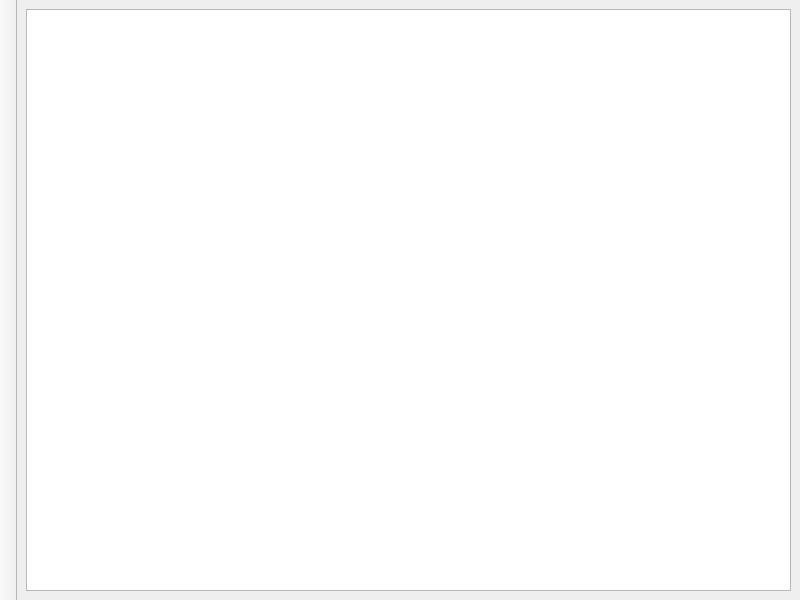
This is Src/mainwindow.ui in Vivx701/FrameFlow as Qt 5 draws it before an edit. The edited form follows.
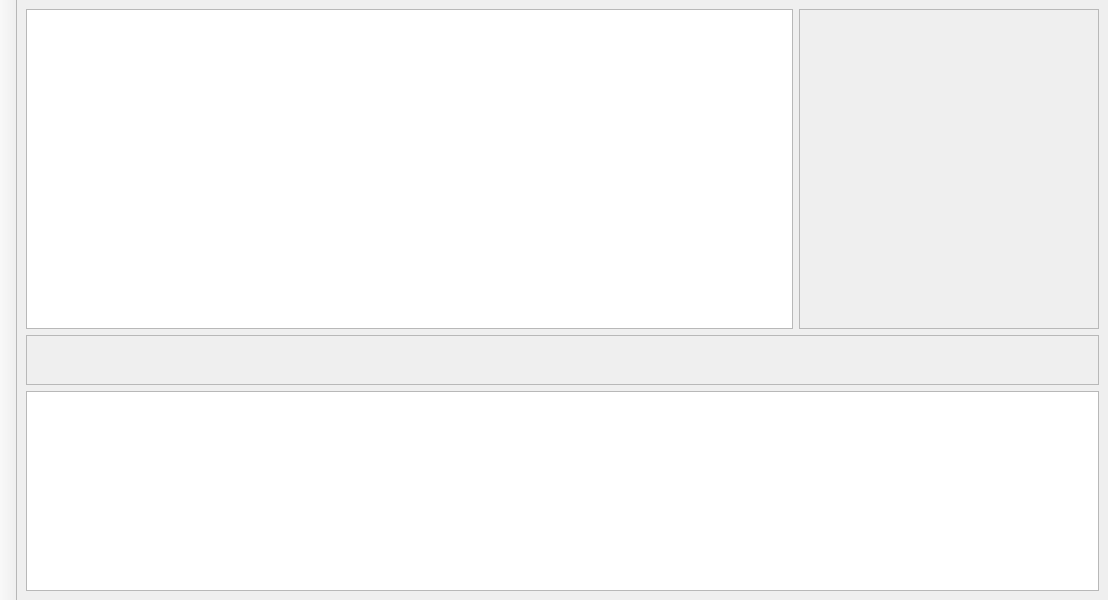
This is the edited form.

Diff of the .ui file:
```diff
--- a/Src/mainwindow.ui
+++ b/Src/mainwindow.ui
@@ -6,7 +6,7 @@
    <rect>
     <x>0</x>
     <y>0</y>
-    <width>800</width>
+    <width>1108</width>
     <height>600</height>
    </rect>
   </property>
@@ -14,15 +14,82 @@
    <string>MainWindow</string>
   </property>
   <widget class="QWidget" name="centralwidget">
-   <layout class="QVBoxLayout" name="verticalLayout">
+   <layout class="QVBoxLayout" name="verticalLayout_2">
     <item>
-     <widget class="QTableView" name="tableView">
-      <attribute name="horizontalHeaderVisible">
-       <bool>false</bool>
-      </attribute>
-      <attribute name="verticalHeaderVisible">
-       <bool>false</bool>
-      </attribute>
+     <layout class="QVBoxLayout" name="verticalLayout">
+      <item>
+       <layout class="QHBoxLayout" name="horizontalLayout">
+        <item>
+         <widget class="QGraphicsView" name="graphicsView"/>
+        </item>
+        <item>
+         <widget class="QFrame" name="details">
+          <property name="sizePolicy">
+           <sizepolicy hsizetype="Fixed" vsizetype="Preferred">
+            <horstretch>0</horstretch>
+            <verstretch>0</verstretch>
+           </sizepolicy>
+          </property>
+          <property name="minimumSize">
+           <size>
+            <width>300</width>
+            <height>0</height>
+           </size>
+          </property>
+          <property name="frameShape">
+           <enum>QFrame::StyledPanel</enum>
+          </property>
+          <property name="frameShadow">
+           <enum>QFrame::Raised</enum>
+          </property>
+         </widget>
+        </item>
+       </layout>
+      </item>
+      <item>
+       <widget class="QFrame" name="contolFrame">
+        <property name="sizePolicy">
+         <sizepolicy hsizetype="Preferred" vsizetype="Fixed">
+          <horstretch>0</horstretch>
+          <verstretch>0</verstretch>
+         </sizepolicy>
+        </property>
+        <property name="minimumSize">
+         <size>
+          <width>0</width>
+          <height>50</height>
+         </size>
+        </property>
+        <property name="frameShape">
+         <enum>QFrame::StyledPanel</enum>
+        </property>
+        <property name="frameShadow">
+         <enum>QFrame::Raised</enum>
+        </property>
+       </widget>
+      </item>
+     </layout>
+    </item>
+    <item>
+     <widget class="QListView" name="listView">
+      <property name="sizePolicy">
+       <sizepolicy hsizetype="Expanding" vsizetype="Minimum">
+        <horstretch>0</horstretch>
+        <verstretch>0</verstretch>
+       </sizepolicy>
+      </property>
+      <property name="minimumSize">
+       <size>
+        <width>0</width>
+        <height>200</height>
+       </size>
+      </property>
+      <property name="flow">
+       <enum>QListView::LeftToRight</enum>
+      </property>
+      <property name="viewMode">
+       <enum>QListView::ListMode</enum>
+      </property>
      </widget>
     </item>
    </layout>
```
